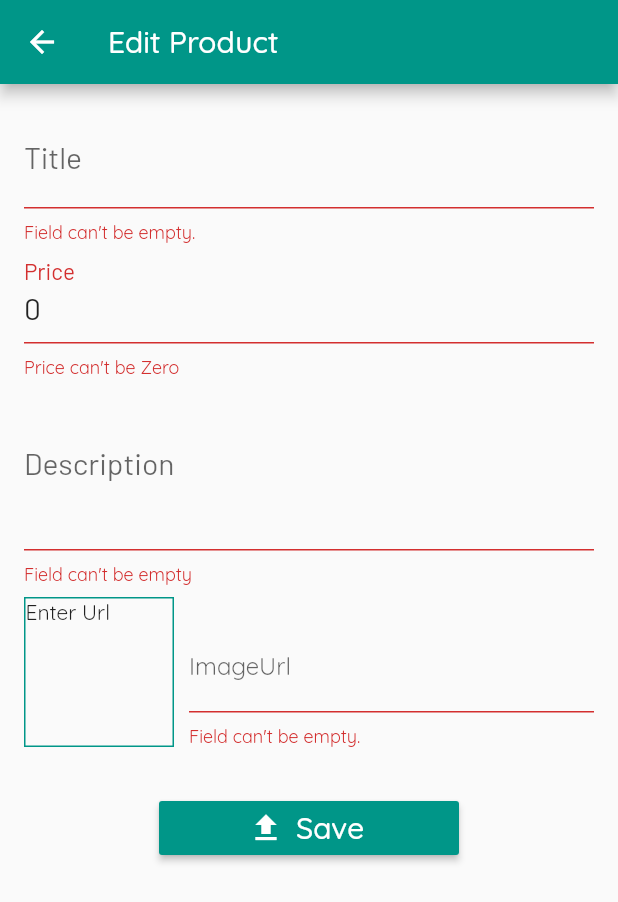
After one commit to AvibhavChoudhary/Lets-Buy, a Flutter app: the EditProductScreen screen opened by its route, after a tap on "Save", on a phone screen of 412 x 824 dp. The commit adds this screen. Shown: the top 902 px of the screen. Run offline on Flutter 3.47's test engine with Material 2 defaults, Android fonts, the phone set to English and light mode, and no system bars; network calls fail.

Commit message:
Adding and updating products done.

```diff
--- a/lib/main.dart
+++ b/lib/main.dart
@@ -3,9 +3,11 @@ import 'package:myshop/providers/cart.dart';
 import 'package:myshop/providers/order.dart';
 import 'package:myshop/providers/products.dart';
 import 'package:myshop/screens/cart_screen.dart';
+import 'package:myshop/screens/edit_product_screen.dart';
 import 'package:myshop/screens/order_screen.dart';
 import 'package:myshop/screens/product_detail_screen.dart';
 import 'package:myshop/screens/product_list.dart';
+import 'package:myshop/screens/user_product_screen.dart';
 import 'package:provider/provider.dart';
 
 void main() {
@@ -30,6 +32,8 @@ class MyApp extends StatelessWidget {
           ProductDetail.routeName: (ctx) => ProductDetail(),
           CartView.routeName: (ctx) => CartView(),
           OrderScreen.routeName: (ctx) => OrderScreen(),
+          UserProductScreen.routeName: (ctx) => UserProductScreen(),
+          EditProductScreen.routeName: (ctx) => EditProductScreen(),
         },
       ),
     );
--- a/lib/providers/product.dart
+++ b/lib/providers/product.dart
@@ -13,7 +13,7 @@ class Product with ChangeNotifier {
     @required this.id,
     @required this.imageUrl,
     @required this.price,
-    @required this.isFavorite,
+    this.isFavorite,
     @required this.title,
   });
 
--- a/lib/providers/products.dart
+++ b/lib/providers/products.dart
@@ -80,8 +80,30 @@ class Products with ChangeNotifier {
     return _items.where((element) => element.isFavorite).toList();
   }
 
-  void addProduct(product) {
-    // _items.add(product);
+  void addProduct(Product product) {
+    final newProduct = Product(
+        description: product.description,
+        id: DateTime.now().toString(),
+        imageUrl: product.imageUrl,
+        price: product.price,
+        title: product.title);
+    _items.add(newProduct);
     notifyListeners();
   }
+
+  void deleteProduct(String id) {
+    var index = _items.indexWhere((prod) => prod.id == id);
+    _items.removeAt(index);
+    notifyListeners();
+  }
+
+  void updateProduct(String id, Product product) {
+    var index = _items.indexWhere((prod) => prod.id == id);
+    if (index >= 0) {
+      _items[index] = product;
+      notifyListeners();
+    } else {
+      print("error in updateProduct method");
+    }
+  }
 }
--- /dev/null
+++ b/lib/screens/edit_product_screen.dart
@@ -0,0 +1,285 @@
+import 'package:flutter/material.dart';
+import 'package:myshop/providers/product.dart';
+import 'package:myshop/providers/products.dart';
+import 'package:provider/provider.dart';
+
+class EditProductScreen extends StatefulWidget {
+  static const routeName = "/edit-product-screen";
+
+  @override
+  _EditProductScreenState createState() => _EditProductScreenState();
+}
+
+class _EditProductScreenState extends State<EditProductScreen> {
+  final _priceFocusNode = FocusNode();
+  final _descriptionFocusNode = FocusNode();
+  final _imageUrlController = TextEditingController();
+  final _imageUrlFocusNode = FocusNode();
+  final _form = GlobalKey<FormState>();
+  var product = Product(
+      description: "",
+      id: null,
+      imageUrl: "",
+      price: 0,
+      title: "",
+      isFavorite: false);
+  var _isInit = true;
+  var _initValues = {
+    "title": '',
+    "description": "",
+    "price": 0,
+    "imageUrl": "",
+    "isFavorite": false,
+  };
+
+  @override
+  void dispose() {
+    super.dispose();
+    _imageUrlFocusNode.removeListener(updateImageurl);
+    _descriptionFocusNode.dispose();
+    _priceFocusNode.dispose();
+    _imageUrlController.dispose();
+    _imageUrlFocusNode.dispose();
+  }
+
+  void updateImageurl() {
+    if (!_imageUrlFocusNode.hasFocus) {
+      if (_imageUrlController.text.isEmpty ||
+          !_imageUrlController.text.startsWith("https") &&
+              !_imageUrlController.text.startsWith("http") ||
+          !_imageUrlController.text.endsWith("jpg") &&
+              !_imageUrlController.text.endsWith("png") &&
+              !_imageUrlController.text.endsWith("jpeg")) {
+        return;
+      }
+      setState(() {});
+    }
+  }
+
+  void saveForm() {
+    var validate = _form.currentState.validate();
+    if (!validate) {
+      return;
+    }
+    _form.currentState.save();
+    if (product.id != null) {
+      Provider.of<Products>(context, listen: false)
+          .updateProduct(product.id, product);
+    } else {
+      print(product.title);
+      print(product.description);
+      print(product.price);
+      print(product.imageUrl);
+      print(product.isFavorite);
+      Provider.of<Products>(context, listen: false).addProduct(product);
+    }
+    Navigator.of(context).pop();
+  }
+
+  @override
+  void initState() {
+    _imageUrlController.addListener(updateImageurl);
+    super.initState();
+  }
+
+  @override
+  void didChangeDependencies() {
+    if (_isInit) {
+      final prodID = ModalRoute.of(context).settings.arguments as String;
+      if (prodID != null) {
+        product = Provider.of<Products>(context).findByID(prodID);
+        _initValues = {
+          "title": product.title,
+          "description": product.description,
+          "price": product.price,
+          "imageUrl": "",
+          "isFavorite": product.isFavorite,
+        };
+        _imageUrlController.text = product.imageUrl;
+      }
+    }
+    super.didChangeDependencies();
+  }
+
+  @override
+  Widget build(BuildContext context) {
+    return Scaffold(
+      appBar: AppBar(
+        title: Text("Edit Product"),
+      ),
+      body: Padding(
+        padding: const EdgeInsets.all(16.0),
+        child: Form(
+          key: _form,
+          child: SingleChildScrollView(
+              child: Column(
+            children: [
+              TextFormField(
+                initialValue: _initValues["title"],
+                style: TextStyle(fontSize: 20, fontFamily: "Barlow"),
+                textCapitalization: TextCapitalization.sentences,
+                decoration: InputDecoration(
+                  labelText: "Title",
+                ),
+                textInputAction: TextInputAction.next,
+                onFieldSubmitted: (_) {
+                  FocusScope.of(context).requestFocus(_priceFocusNode);
+                },
+                validator: (value) {
+                  if (value.isEmpty) {
+                    return "Field can't be empty.";
+                  }
+                  return null;
+                },
+                onSaved: (val) {
+                  product = Product(
+                      description: product.description,
+                      id: product.id,
+                      isFavorite: product.isFavorite,
+                      imageUrl: product.imageUrl,
+                      price: product.price,
+                      title: val);
+                },
+              ),
+              TextFormField(
+                initialValue: _initValues["price"].toString(),
+                style: TextStyle(fontSize: 20, fontFamily: "Barlow"),
+                decoration: InputDecoration(
+                  labelText: "Price",
+                ),
+                validator: (val) {
+                  if (val.isEmpty) {
+                    return "Field can't be empty";
+                  }
+                  if (int.tryParse(val) == null) {
+                    return "Please enter a valid number";
+                  }
+                  if (int.parse(val) <= 0) {
+                    return "Price can't be Zero";
+                  }
+                  return null;
+                },
+                onFieldSubmitted: (_) {
+                  FocusScope.of(context).requestFocus(_descriptionFocusNode);
+                },
+                keyboardType: TextInputType.number,
+                textInputAction: TextInputAction.next,
+                focusNode: _priceFocusNode,
+                onSaved: (val) {
+                  product = Product(
+                      description: product.description,
+                      id: product.id,
+                      imageUrl: product.imageUrl,
+                      isFavorite: product.isFavorite,
+                      price: int.parse(val),
+                      title: product.title);
+                },
+              ),
+              TextFormField(
+                initialValue: _initValues["description"],
+                style: TextStyle(fontSize: 20, fontFamily: "Barlow"),
+                textCapitalization: TextCapitalization.sentences,
+                decoration: InputDecoration(
+                  labelText: "Description",
+                ),
+                maxLines: 3,
+                keyboardType: TextInputType.multiline,
+                focusNode: _descriptionFocusNode,
+                validator: (val) {
+                  if (val.isEmpty) {
+                    return "Field can't be empty";
+                  }
+                  if (val.length < 10) {
+                    return "Descripton should have atlest 10 characters";
+                  }
+                  return null;
+                },
+                onSaved: (val) {
+                  product = Product(
+                      description: val,
+                      id: product.id,
+                      imageUrl: product.imageUrl,
+                      isFavorite: product.isFavorite,
+                      price: product.price,
+                      title: product.title);
+                },
+              ),
+              Row(
+                crossAxisAlignment: CrossAxisAlignment.end,
+                children: [
+                  Container(
+                    height: 100,
+                    width: 100,
+                    margin: EdgeInsets.only(top: 8, right: 10),
+                    decoration: BoxDecoration(
+                        border: Border.all(
+                            width: 1, color: Theme.of(context).primaryColor)),
+                    child: Container(
+                        child: _imageUrlController.text.isEmpty
+                            ? Text("Enter Url")
+                            : FittedBox(
+                                child: Image.network(
+                                  _imageUrlController.text,
+                                  fit: BoxFit.contain,
+                                ),
+                              )),
+                  ),
+                  Expanded(
+                    child: TextFormField(
+                      decoration: InputDecoration(labelText: "ImageUrl"),
+                      keyboardType: TextInputType.url,
+                      textInputAction: TextInputAction.done,
+                      controller: _imageUrlController,
+                      onEditingComplete: () {
+                        setState(() {});
+                      },
+                      validator: (val) {
+                        if (val.isEmpty) {
+                          return "Field can't be empty.";
+                        }
+                        if (!val.startsWith("https") &&
+                            !val.startsWith("http")) {
+                          return "Please enter a valid url";
+                        }
+                        if (!val.endsWith("jpg") &&
+                            !val.endsWith("png") &&
+                            !val.endsWith("jpeg")) {
+                          return "please enter valid url";
+                        }
+                        return null;
+                      },
+                      onSaved: (val) {
+                        product = Product(
+                            description: product.description,
+                            id: product.id,
+                            imageUrl: val,
+                            isFavorite: product.isFavorite,
+                            price: product.price,
+                            title: product.title);
+                      },
+                    ),
+                  )
+                ],
+              ),
+              SizedBox(
+                height: 30,
+              ),
+              Container(
+                width: 200,
+                child: RaisedButton.icon(
+                    onPressed: saveForm,
+                    color: Colors.teal,
+                    textColor: Colors.white,
+                    icon: Icon(Icons.upload_sharp),
+                    label: Text(
+                      "Save",
+                      style: TextStyle(fontSize: 20),
+                    )),
+              ),
+            ],
+          )),
+        ),
+      ),
+    );
+  }
+}
--- a/lib/widgets/drawer.dart
+++ b/lib/widgets/drawer.dart
@@ -1,6 +1,7 @@
 import 'package:flutter/material.dart';
 import 'package:myshop/screens/order_screen.dart';
 import 'package:myshop/screens/product_list.dart';
+import 'package:myshop/screens/user_product_screen.dart';
 
 class MyDrwaer extends StatelessWidget {
   @override
@@ -28,6 +29,13 @@ class MyDrwaer extends StatelessWidget {
               Navigator.of(context).pushNamed(OrderScreen.routeName);
             },
           ),
+          ListTile(
+            leading: Icon(Icons.edit),
+            title: Text("Manage Products"),
+            onTap: () {
+              Navigator.of(context).pushNamed(UserProductScreen.routeName);
+            },
+          ),
         ],
       ),
     );
--- a/lib/widgets/product_grid.dart
+++ b/lib/widgets/product_grid.dart
@@ -8,7 +8,9 @@ class ProductGrid extends StatelessWidget {
   ProductGrid(this.showFav);
   @override
   Widget build(BuildContext context) {
-    final productData = Provider.of<Products>(context);
+    final productData = Provider.of<Products>(
+      context,
+    );
     final products = showFav ? productData.favorites : productData.items;
     return GridView.builder(
         padding: EdgeInsets.all(10),
```
Also changed, not shown: lib/providers/cart.dart (+18 -0 lines), lib/screens/cart_screen.dart (+5 -3 lines), lib/screens/user_product_screen.dart (added, +33 -0 lines), lib/widgets/cart_item_view.dart (+20 -0 lines), lib/widgets/product_item.dart (+14 -2 lines), lib/widgets/user_product.dart (added, +43 -0 lines), 1 other file.
